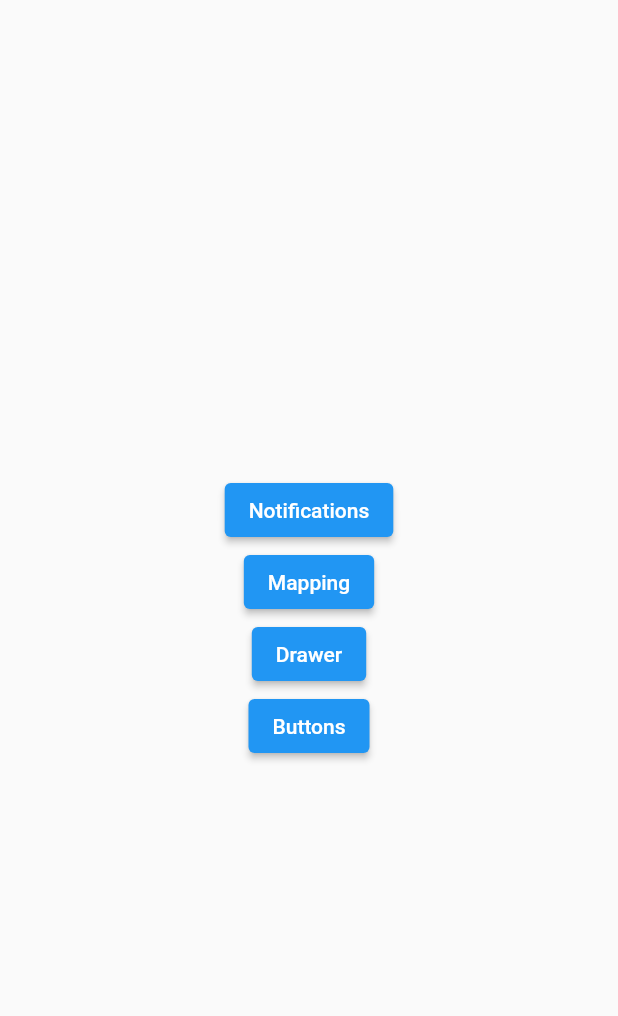
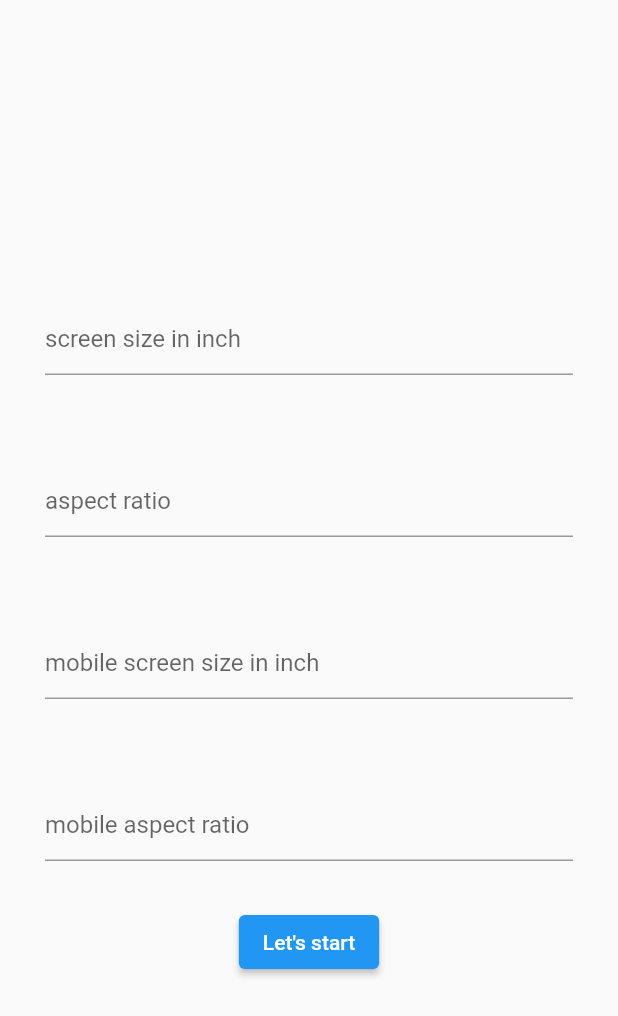
Before and after one commit to overdoz/gaze_and_touch, a Flutter app: the screen it shows after launch, on a phone screen of 412 x 824 dp. Shown: the top 1016 px of the screen. Run offline on Flutter 3.47's test engine with Material 2 defaults, Android fonts, the phone set to English and light mode, and no system bars; missing offline and left inert: dart:ffi.

Commit message:
create dimensions screen, map gaze points

```diff
--- a/lib/constants.dart
+++ b/lib/constants.dart
@@ -9,3 +9,6 @@ const double bannerWidth = 400;
 
 /// Text
 const message = "Hey Thanh, wanna work for me? Would love to have you in my AI research team. We could maybe meet for a cup of coffee?!";
+
+/// Logos
+const logoWhatsApp = "https://thumbs.dreamstime.com/b/whatsapp-logo-voronezh-russland-januar-symbol-168935006.jpg";
--- a/lib/main.dart
+++ b/lib/main.dart
@@ -2,7 +2,12 @@ import 'dart:core';
 // import 'package:udp/udp.dart';
 import 'package:flutter/material.dart';
 import 'package:gazeAndTouch/screens/drawer_screen.dart';
+import 'package:gazeAndTouch/utils/gaze_listener.dart';
+import 'package:gazeAndTouch/utils/math.dart';
+import 'package:gazeAndTouch/utils/widget_details.dart';
+import 'package:gazeAndTouch/models/screens_model.dart';
 import './screens/notifications_screen.dart';
+import './shapes/painters.dart';
 import './screens/mapping_screen.dart';
 import './screens/buttons_screen.dart';
 import 'constants.dart';
@@ -29,46 +34,154 @@ class MyApp extends StatelessWidget {
   }
 }
 
-class HomeScreen extends StatelessWidget {
+class HomeScreen extends StatefulWidget {
+  HomeScreen({Key key}) : super(key: key);
+
+  @override
+  _HomeScreenState createState() => _HomeScreenState();
+}
+
+class _HomeScreenState extends State<HomeScreen> {
+
+  double screenSize;
+  double aspectRatio;
+  double mobileScreenSize;
+  double mobileAspectRatio;
+
+  // Map dimensions;
+
+  /// eye tracking listener
+  GazeReceiver _gazeInput;
+
+  /// initial gaze data
+  final _offsets = <Offset>[for (var i = 0; i < 10; i++) Offset(100, 200)];
+
+  /// initial screen size which will be overwritten during render
+  ScreenSize _size = new ScreenSize(0, 0);
+
+  @override
+  void initState() {
+    super.initState();
+
+    // _gazeInput = new GazeReceiver(_offsets, callback);
+
+  }
+
+
+  callback() {
+    setState(
+          () {
+
+      },
+    );
+  }
+
+
   @override
   Widget build(BuildContext context) {
+    /// Screen height and width
+    double width = MediaQuery.of(context).size.width;
+    double height = MediaQuery.of(context).size.height;
+
+    _size = ScreenSize(height, width);
+
     return Scaffold(
-      body: Center(
+      body: Container(
+        child: Stack(
+          // mainAxisAlignment: MainAxisAlignment.center,
+          children: [
+            Center(
               child: Column(
                 mainAxisAlignment: MainAxisAlignment.center,
                 children: [
+                  Padding(
+                    padding: const EdgeInsets.all(30.0),
+                    child: TextField(
+                      keyboardType: TextInputType.numberWithOptions(decimal: true),
+                      decoration: InputDecoration(
+                        hintText: "screen size in inch"
+                      ),
+                      onChanged: (text) {
+                        screenSize = double.parse(text);
+                      },
+                    ),
+                  ),
+                  Padding(
+                    padding: const EdgeInsets.all(30.0),
+                    child: TextField(
+                      keyboardType: TextInputType.numberWithOptions(decimal: true),
+                      decoration: InputDecoration(
+                          hintText: "aspect ratio"
+                      ),
+                      onChanged: (text) {
+                        aspectRatio = double.parse(text);
+                      },
+                    ),
+                  ),
+                  Padding(
+                    padding: const EdgeInsets.all(30.0),
+                    child: TextField(
+                      keyboardType: TextInputType.numberWithOptions(decimal: true),
+                      decoration: InputDecoration(
+                          hintText: "mobile screen size in inch"
+                      ),
+                      onChanged: (text) {
+                        mobileScreenSize = double.parse(text);
+                      },
+                    ),
+                  ),
+                  Padding(
+                    padding: const EdgeInsets.all(30.0),
+                    child: TextField(
+                      keyboardType: TextInputType.numberWithOptions(decimal: true),
+                      decoration: InputDecoration(
+                          hintText: "mobile aspect ratio"
+                      ),
+                      onChanged: (text) {
+                        mobileAspectRatio = double.parse(text);
+                      },
+                    ),
+                  ),
                   ElevatedButton(
                       onPressed: () {
+                        Map<String, double> dimensions = calcMeasurements(screenSize, aspectRatio, mobileScreenSize, mobileAspectRatio);
+
+
                         Navigator.push(
                           context,
-                    MaterialPageRoute(builder: (context) => Notifications()),
+                          MaterialPageRoute(builder: (context) => Notifications(dimensions: dimensions)),
                         );
                       },
-                child: Text("Notifications")),
-            ElevatedButton(
-                onPressed: () {
-                  Navigator.push(
-                    context,
-                    MaterialPageRoute(builder: (context) => MyHomePage()),
-                  );
-                },
-                child: Text("Mapping")),
-            ElevatedButton(
-                onPressed: () {
-                  Navigator.push(
-                    context,
-                    MaterialPageRoute(builder: (context) => DrawerScreen()),
-                  );
-                },
-                child: Text("Drawer")),
-            ElevatedButton(
-                onPressed: () {
-                  Navigator.push(
-                    context,
-                    MaterialPageRoute(builder: (context) => ButtonsScreen()),
-                  );
-                },
-                child: Text("Buttons")),
+                      child: Text("Let's start"),
+                  ),
+                ],
+              ),
+            ),
+
+            // ElevatedButton(
+            //     onPressed: () {
+            //       Navigator.push(
+            //         context,
+            //         MaterialPageRoute(builder: (context) => MyHomePage()),
+            //       );
+            //     },
+            //     child: Text("Mapping")),
+            // ElevatedButton(
+            //     onPressed: () {
+            //       Navigator.push(
+            //         context,
+            //         MaterialPageRoute(builder: (context) => DrawerScreen()),
+            //       );
+            //     },
+            //     child: Text("Drawer")),
+            // ElevatedButton(
+            //     onPressed: () {
+            //       Navigator.push(
+            //         context,
+            //         MaterialPageRoute(builder: (context) => ButtonsScreen()),
+            //       );
+            //     },
+            //     child: Text("Buttons")),
           ],
         ),
       ),
--- a/lib/shapes/painters.dart
+++ b/lib/shapes/painters.dart
@@ -8,11 +8,13 @@ import 'package:gazeAndTouch/utils/math.dart';
 class FaceOutlinePainter extends CustomPainter {
   final List<Offset> offsets;
   final ScreenSize screen;
+  final Map<String, double> dimensions;
 
-  FaceOutlinePainter(this.offsets, this.screen) : super();
+  FaceOutlinePainter(this.offsets, this.screen, this.dimensions) : super();
 
   @override
   void paint(Canvas canvas, Size size) {
+
     /// Define a paint object
     final paint = Paint()
       ..style = PaintingStyle.stroke
@@ -21,7 +23,7 @@ class FaceOutlinePainter extends CustomPainter {
 
     /// iterate through all gazepoints
     for (var offset in offsets) {
-      var screenPoint = Offset(mapNum(offset.dx, 0.375, 0.625, 0, screen.width), mapNum(offset.dy, 0.1, 0.9, 0, screen.height));
+      var screenPoint = Offset(mapNum(offset.dx, dimensions["inputA width"], dimensions["inputB width"], 0, screen.width), mapNum(offset.dy, dimensions["inputA height"], dimensions["inputB height"], 0, screen.height));
       canvas.drawPoints(PointMode.points, [screenPoint], paint);
     }
   }
--- a/lib/utils/gaze_listener.dart
+++ b/lib/utils/gaze_listener.dart
@@ -16,7 +16,7 @@ class GazeReceiver {
   }
 
   _init(List<Offset> gazeData, Function callback) {
-    RawDatagramSocket.bind(addressesIListenFrom, portIListenOn).then((RawDatagramSocket udpSocket) {
+    RawDatagramSocket.bind(addressesIListenFrom, portIListenOn, reusePort: true).then((RawDatagramSocket udpSocket) {
       udpSocket.forEach((RawSocketEvent event) {
         if (event == RawSocketEvent.read) {
           Datagram dg = udpSocket.receive();
@@ -50,6 +50,10 @@ class GazeReceiver {
             callback();
           }
         }
+        // udpSocket.drain().then((_) {
+        //   udpSocket.close();
+        // });
+
         // udpSocket.close();
       });
     });
--- a/lib/widgets/notifications.dart
+++ b/lib/widgets/notifications.dart
@@ -1,10 +1,8 @@
 import 'dart:async';
 import 'dart:ui';
-
 import 'package:flutter/cupertino.dart';
 import 'package:flutter/material.dart';
 import 'package:gazeAndTouch/constants.dart';
-import 'package:gazeAndTouch/utils/widget_details.dart';
 
 class NotificationsBanner extends StatefulWidget {
   NotificationsBanner({Key key}) : super(key: key);
@@ -141,12 +139,11 @@ class _Messenger extends StatelessWidget {
   Widget build(BuildContext context) {
     return Row(
       mainAxisAlignment: MainAxisAlignment.start,
-      // crossAxisAlignment: CrossAxisAlignment.start,
       children: [
         ClipRRect(
           borderRadius: BorderRadius.circular(10),
           child: Image.network(
-            "https://thumbs.dreamstime.com/b/whatsapp-logo-voronezh-russland-januar-symbol-168935006.jpg",
+            logoWhatsApp,
             height: 25,
             width: 25,
           ),
@@ -178,7 +175,6 @@ class _Name extends StatelessWidget {
             style: TextStyle(fontWeight: FontWeight.bold),
           ),
         ),
-        // Text("Wanna work for me? <3"),
       ],
     );
   }
```
Also changed, not shown: lib/screens/buttons_screen.dart (+5 -5 lines), lib/screens/mapping_screen.dart (+6 -6 lines), lib/screens/notifications_screen.dart (+7 -5 lines), lib/utils/math.dart (+27 -8 lines). Lines whose indentation alone changed are shown as unchanged.
